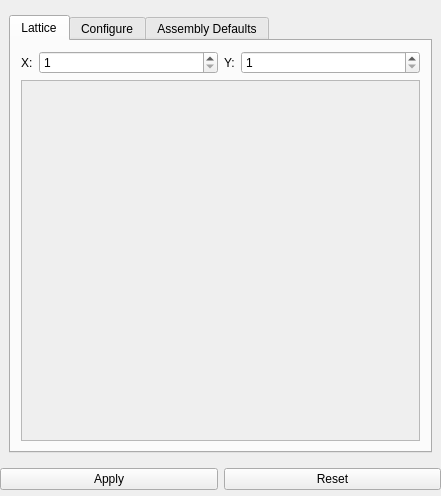
Old version of the form Application/qInputPropertiesWidget.ui in the repository Sprunth/RGG.
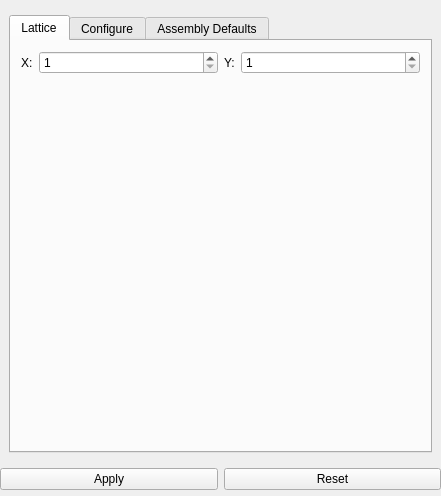
New version of the form.

What changed in the file:
```diff
--- a/Application/qInputPropertiesWidget.ui
+++ b/Application/qInputPropertiesWidget.ui
@@ -110,26 +110,18 @@
              </property>
             </widget>
            </item>
-           <item row="1" column="0" colspan="4">
-            <layout class="QVBoxLayout" name="coreLatticeLayout">
-             <item>
-              <widget class="QScrollArea" name="coreLatticeContainer">
-               <property name="widgetResizable">
-                <bool>true</bool>
-               </property>
-               <widget class="QWidget" name="scrollAreaWidgetContents">
-                <property name="geometry">
-                 <rect>
-                  <x>0</x>
-                  <y>0</y>
-                  <width>375</width>
-                  <height>343</height>
-                 </rect>
-                </property>
-               </widget>
-              </widget>
-             </item>
-            </layout>
+           <item row="1" column="1" colspan="3">
+            <spacer name="verticalSpacer_5">
+             <property name="orientation">
+              <enum>Qt::Vertical</enum>
+             </property>
+             <property name="sizeHint" stdset="0">
+              <size>
+               <width>20</width>
+               <height>40</height>
+              </size>
+             </property>
+            </spacer>
            </item>
           </layout>
           <zorder>coreLatticeY</zorder>
```
Left out of the diff: 109 changed lines with no effect on the pictures.
